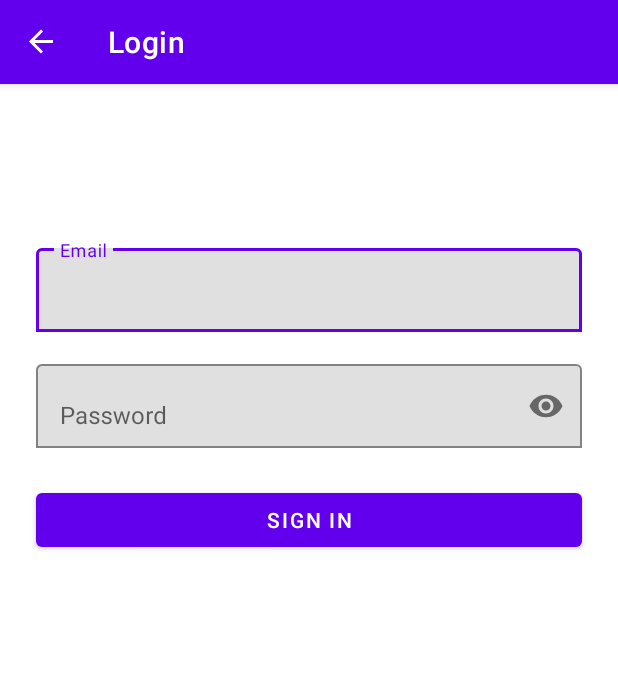
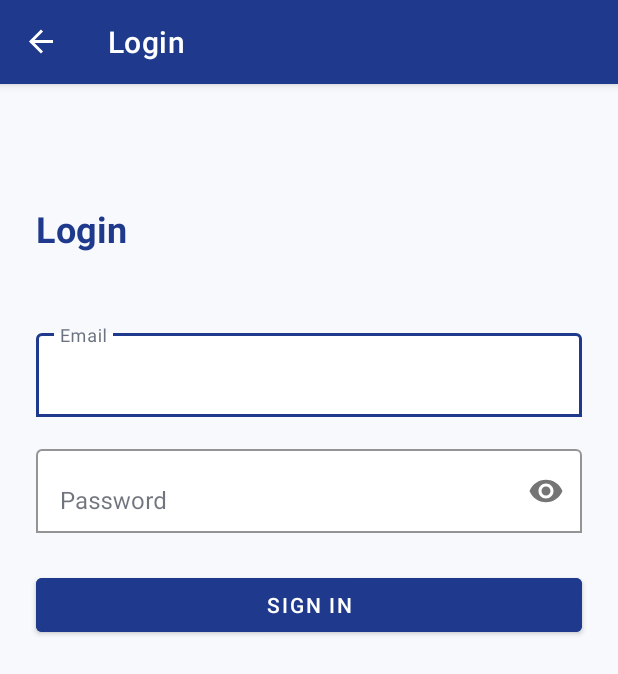
Before and after one commit to CMPUT301F25arcane/arcane-events, an Android app: the screen it shows after launch (MainActivity), on a phone screen of 412 x 824 dp. Shown: the top 674 px of the screen. Run offline under Robolectric (Android 15) with nearby library versions, the phone set to English and light mode, and no system bars; our stand-ins replace navigation-ui.

Commit message:
Defined base colors

```diff
--- a/app/src/main/res/layout/fragment_login.xml
+++ b/app/src/main/res/layout/fragment_login.xml
@@ -4,18 +4,36 @@
     xmlns:tools="http://schemas.android.com/tools"
     android:layout_width="match_parent"
     android:layout_height="match_parent"
+    android:background="@color/background"
     tools:context=".ui.login.LoginFragment">
+
+    <TextView
+        android:id="@+id/loginTitle"
+        android:layout_width="0dp"
+        android:layout_height="wrap_content"
+        android:text="@string/login_title"
+        android:textColor="@color/brand_primary"
+        android:textStyle="bold"
+        android:textSize="24sp"
+        android:layout_marginStart="24dp"
+        android:layout_marginEnd="24dp"
+        android:layout_marginTop="24dp"
+        app:layout_constraintTop_toTopOf="parent"
+        app:layout_constraintStart_toStartOf="parent"
+        app:layout_constraintEnd_toEndOf="parent" />
 
     <com.google.android.material.textfield.TextInputLayout
         android:id="@+id/emailLayout"
         android:layout_width="0dp"
         android:layout_height="wrap_content"
         android:hint="@string/login_email"
-        app:layout_constraintTop_toTopOf="parent"
+        app:layout_constraintTop_toBottomOf="@id/loginTitle"
         app:layout_constraintStart_toStartOf="parent"
         app:layout_constraintEnd_toEndOf="parent"
         app:layout_constraintHorizontal_bias="0.5"
-        app:boxStrokeColor="?attr/colorPrimary"
+        app:boxStrokeColor="@color/brand_primary"
+        app:hintTextColor="@color/text_secondary"
+        app:boxBackgroundColor="@color/surface"
         app:boxBackgroundMode="outline"
         android:layout_marginStart="24dp"
         android:layout_marginEnd="24dp"
@@ -27,6 +45,8 @@
             android:layout_height="wrap_content"
             android:inputType="textEmailAddress"
             android:autofillHints="emailAddress"
+            android:textColor="@color/text_primary"
+            android:textColorHint="@color/text_muted"
             android:imeOptions="actionNext" />
     </com.google.android.material.textfield.TextInputLayout>
 
@@ -42,6 +62,9 @@
         android:layout_marginStart="24dp"
         android:layout_marginEnd="24dp"
         android:layout_marginTop="16dp"
+        app:boxStrokeColor="@color/brand_primary"
+        app:hintTextColor="@color/text_secondary"
+        app:boxBackgroundColor="@color/surface"
         app:boxBackgroundMode="outline">
 
         <com.google.android.material.textfield.TextInputEditText
@@ -50,6 +73,8 @@
             android:layout_height="wrap_content"
             android:inputType="textPassword"
             android:autofillHints="password"
+            android:textColor="@color/text_primary"
+            android:textColorHint="@color/text_muted"
             android:imeOptions="actionDone" />
     </com.google.android.material.textfield.TextInputLayout>
 
@@ -58,6 +83,8 @@
         android:layout_width="0dp"
         android:layout_height="wrap_content"
         android:text="@string/login_sign_in"
+        android:textColor="@color/on_brand"
+        android:backgroundTint="@color/brand_primary"
         app:layout_constraintTop_toBottomOf="@id/passwordLayout"
         app:layout_constraintStart_toStartOf="parent"
         app:layout_constraintEnd_toEndOf="parent"
--- a/app/src/main/res/values-night/themes.xml
+++ b/app/src/main/res/values-night/themes.xml
@@ -2,13 +2,19 @@
     <!-- Base application theme. -->
     <style name="Theme.Arcane" parent="Theme.MaterialComponents.DayNight.DarkActionBar">
         <!-- Primary brand color. -->
-        <item name="colorPrimary">@color/purple_200</item>
-        <item name="colorPrimaryVariant">@color/purple_700</item>
-        <item name="colorOnPrimary">@color/black</item>
+        <item name="colorPrimary">@color/brand_primary</item>
+        <item name="colorPrimaryVariant">@color/brand_primary_dark</item>
+        <item name="colorOnPrimary">@color/on_brand</item>
         <!-- Secondary brand color. -->
-        <item name="colorSecondary">@color/teal_200</item>
-        <item name="colorSecondaryVariant">@color/teal_200</item>
-        <item name="colorOnSecondary">@color/black</item>
+        <item name="colorSecondary">@color/brand_accent</item>
+        <item name="colorSecondaryVariant">@color/brand_primary_light</item>
+        <item name="colorOnSecondary">@color/on_brand</item>
+
+        <!-- Surfaces and backgrounds -->
+        <item name="android:colorBackground">@color/background</item>
+        <item name="colorOnBackground">@color/text_primary</item>
+        <item name="colorSurface">@color/surface</item>
+        <item name="colorOnSurface">@color/text_primary</item>
         <!-- Status bar color. -->
         <item name="android:statusBarColor">?attr/colorPrimaryVariant</item>
         <!-- Customize your theme here. -->
--- a/app/src/main/res/values/colors.xml
+++ b/app/src/main/res/values/colors.xml
@@ -1,10 +1,39 @@
 <?xml version="1.0" encoding="utf-8"?>
 <resources>
-    <color name="purple_200">#FFBB86FC</color>
-    <color name="purple_500">#FF6200EE</color>
-    <color name="purple_700">#FF3700B3</color>
-    <color name="teal_200">#FF03DAC5</color>
-    <color name="teal_700">#FF018786</color>
-    <color name="black">#FF000000</color>
-    <color name="white">#FFFFFFFF</color>
+    <!-- Brand palette derived from the figma's design -->
+    <color name="brand_primary">#1F3A8C</color>
+    <color name="brand_primary_dark">#172554</color>
+    <color name="brand_primary_light">#3B82F6</color>
+    <color name="brand_accent">#2563EB</color>
+
+    <!-- Core UI surfaces/backgrounds -->
+    <color name="background">#FFF7F9FC</color>
+    <color name="surface">#FFFFFFFF</color>
+    <color name="surface_alt">#FFF3F4F6</color>
+    <color name="card_bg">#FFF1F5F9</color>
+    <color name="divider">#FFE5E7EB</color>
+    <color name="border">#FFD1D5DB</color>
+
+    <!-- Text colors -->
+    <color name="text_primary">#FF111827</color>
+    <color name="text_secondary">#FF6B7280</color>
+    <color name="text_muted">#FF9CA3AF</color>
+    <color name="on_brand">#FFFFFFFF</color>
+
+    <!-- Navigation/icons -->
+    <color name="nav_icon_active">@color/brand_primary</color>
+    <color name="nav_icon_inactive">#FF9CA3AF</color>
+
+    <!-- Badges / status chips -->
+    <color name="status_pending">#FFF59E0B</color>
+    <color name="status_pending_bg">#FFFEF3C7</color>
+    <color name="status_won">#FF10B981</color>
+    <color name="status_lost">#FFEF4444</color>
+
+    <!-- Search/input fields -->
+    <color name="search_bg">#FFF3F4F6</color>
+    <color name="input_outline">#FFCBD5E1</color>
+
+    <!-- Overlays (e.g., camera mask) -->
+    <color name="overlay_black_60">#99000000</color>
 </resources>
--- a/app/src/main/res/values/themes.xml
+++ b/app/src/main/res/values/themes.xml
@@ -2,13 +2,19 @@
     <!-- Base application theme. -->
     <style name="Theme.Arcane" parent="Theme.MaterialComponents.DayNight.DarkActionBar">
         <!-- Primary brand color. -->
-        <item name="colorPrimary">@color/purple_500</item>
-        <item name="colorPrimaryVariant">@color/purple_700</item>
-        <item name="colorOnPrimary">@color/white</item>
+        <item name="colorPrimary">@color/brand_primary</item>
+        <item name="colorPrimaryVariant">@color/brand_primary_dark</item>
+        <item name="colorOnPrimary">@color/on_brand</item>
         <!-- Secondary brand color. -->
-        <item name="colorSecondary">@color/teal_200</item>
-        <item name="colorSecondaryVariant">@color/teal_700</item>
-        <item name="colorOnSecondary">@color/black</item>
+        <item name="colorSecondary">@color/brand_accent</item>
+        <item name="colorSecondaryVariant">@color/brand_primary_light</item>
+        <item name="colorOnSecondary">@color/on_brand</item>
+
+        <!-- Surfaces and backgrounds -->
+        <item name="android:colorBackground">@color/background</item>
+        <item name="colorOnBackground">@color/text_primary</item>
+        <item name="colorSurface">@color/surface</item>
+        <item name="colorOnSurface">@color/text_primary</item>
         <!-- Status bar color. -->
         <item name="android:statusBarColor">?attr/colorPrimaryVariant</item>
         <!-- Customize your theme here. -->
```
Also changed, not shown: 1 other file.
